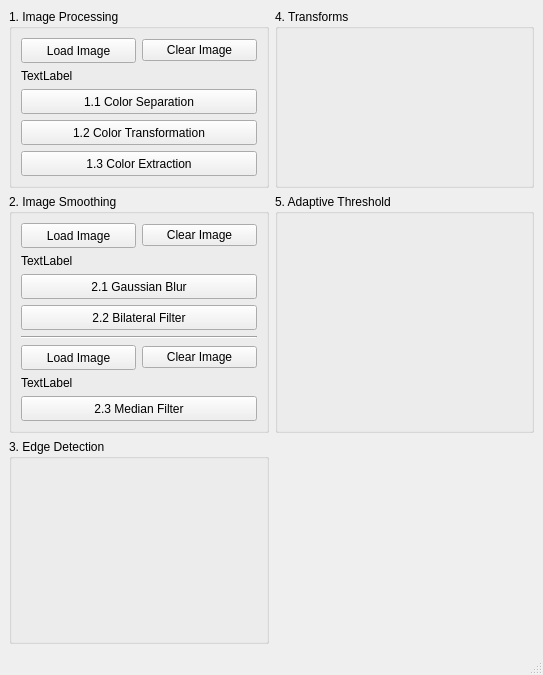
Before: the Qt Designer form hw1.ui in cweiting731/OpenCV_simple, drawn with Qt 5.
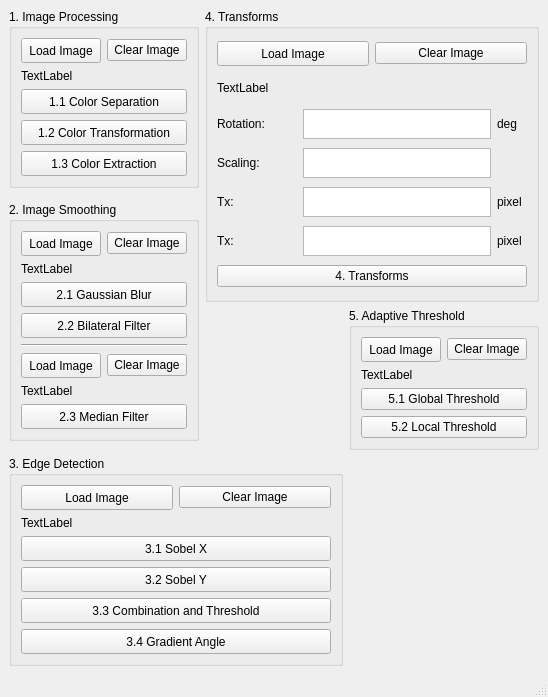
After: the same form once the commit is applied.

```diff
--- a/hw1.ui
+++ b/hw1.ui
@@ -6,8 +6,8 @@
    <rect>
     <x>0</x>
     <y>0</y>
-    <width>543</width>
-    <height>675</height>
+    <width>548</width>
+    <height>697</height>
    </rect>
   </property>
   <property name="windowTitle">
@@ -118,7 +118,253 @@
       </layout>
      </widget>
     </item>
-    <item row="1" column="0">
+    <item row="0" column="1" rowspan="2" colspan="2">
+     <widget class="QGroupBox" name="groupBox_4">
+      <property name="title">
+       <string>4. Transforms</string>
+      </property>
+      <layout class="QVBoxLayout" name="verticalLayout_4">
+       <item>
+        <layout class="QHBoxLayout" name="horizontalLayout_6">
+         <property name="sizeConstraint">
+          <enum>QLayout::SetMinimumSize</enum>
+         </property>
+         <item>
+          <widget class="QPushButton" name="btn_four_load_image">
+           <property name="minimumSize">
+            <size>
+             <width>0</width>
+             <height>25</height>
+            </size>
+           </property>
+           <property name="text">
+            <string>Load Image</string>
+           </property>
+          </widget>
+         </item>
+         <item>
+          <widget class="QPushButton" name="btn_four_clear_image">
+           <property name="text">
+            <string>Clear Image</string>
+           </property>
+          </widget>
+         </item>
+        </layout>
+       </item>
+       <item>
+        <widget class="QLabel" name="label_four_image">
+         <property name="minimumSize">
+          <size>
+           <width>0</width>
+           <height>0</height>
+          </size>
+         </property>
+         <property name="maximumSize">
+          <size>
+           <width>16777215</width>
+           <height>25</height>
+          </size>
+         </property>
+         <property name="text">
+          <string>TextLabel</string>
+         </property>
+        </widget>
+       </item>
+       <item>
+        <layout class="QHBoxLayout" name="horizontalLayout">
+         <item>
+          <widget class="QLabel" name="label_rotation">
+           <property name="minimumSize">
+            <size>
+             <width>80</width>
+             <height>0</height>
+            </size>
+           </property>
+           <property name="text">
+            <string>Rotation:</string>
+           </property>
+          </widget>
+         </item>
+         <item>
+          <widget class="QTextBrowser" name="txt_rotation">
+           <property name="maximumSize">
+            <size>
+             <width>16777215</width>
+             <height>30</height>
+            </size>
+           </property>
+          </widget>
+         </item>
+         <item>
+          <widget class="QLabel" name="label_deg">
+           <property name="sizePolicy">
+            <sizepolicy hsizetype="Fixed" vsizetype="Preferred">
+             <horstretch>0</horstretch>
+             <verstretch>0</verstretch>
+            </sizepolicy>
+           </property>
+           <property name="minimumSize">
+            <size>
+             <width>30</width>
+             <height>0</height>
+            </size>
+           </property>
+           <property name="text">
+            <string>deg</string>
+           </property>
+          </widget>
+         </item>
+        </layout>
+       </item>
+       <item>
+        <layout class="QHBoxLayout" name="horizontalLayout_7">
+         <item>
+          <widget class="QLabel" name="label_scaling">
+           <property name="minimumSize">
+            <size>
+             <width>80</width>
+             <height>0</height>
+            </size>
+           </property>
+           <property name="text">
+            <string>Scaling:</string>
+           </property>
+          </widget>
+         </item>
+         <item>
+          <widget class="QTextBrowser" name="txt_scaling">
+           <property name="maximumSize">
+            <size>
+             <width>16777215</width>
+             <height>30</height>
+            </size>
+           </property>
+          </widget>
+         </item>
+         <item>
+          <widget class="QLabel" name="label_blank">
+           <property name="sizePolicy">
+            <sizepolicy hsizetype="Fixed" vsizetype="Preferred">
+             <horstretch>0</horstretch>
+             <verstretch>0</verstretch>
+            </sizepolicy>
+           </property>
+           <property name="minimumSize">
+            <size>
+             <width>30</width>
+             <height>0</height>
+            </size>
+           </property>
+           <property name="text">
+            <string/>
+           </property>
+          </widget>
+         </item>
+        </layout>
+       </item>
+       <item>
+        <layout class="QHBoxLayout" name="horizontalLayout_8">
+         <item>
+          <widget class="QLabel" name="label_tx">
+           <property name="minimumSize">
+            <size>
+             <width>80</width>
+             <height>0</height>
+            </size>
+           </property>
+           <property name="text">
+            <string>Tx:</string>
+           </property>
+          </widget>
+         </item>
+         <item>
+          <widget class="QTextBrowser" name="txt_tx">
+           <property name="maximumSize">
+            <size>
+             <width>16777215</width>
+             <height>30</height>
+            </size>
+           </property>
+          </widget>
+         </item>
+         <item>
+          <widget class="QLabel" name="label_pixel_1">
+           <property name="sizePolicy">
+            <sizepolicy hsizetype="Fixed" vsizetype="Preferred">
+             <horstretch>0</horstretch>
+             <verstretch>0</verstretch>
+            </sizepolicy>
+           </property>
+           <property name="minimumSize">
+            <size>
+             <width>30</width>
+             <height>0</height>
+            </size>
+           </property>
+           <property name="text">
+            <string>pixel</string>
+           </property>
+          </widget>
+         </item>
+        </layout>
+       </item>
+       <item>
+        <layout class="QHBoxLayout" name="horizontalLayout_9">
+         <item>
+          <widget class="QLabel" name="label_ty">
+           <property name="minimumSize">
+            <size>
+             <width>80</width>
+             <height>0</height>
+            </size>
+           </property>
+           <property name="text">
+            <string>Tx:</string>
+           </property>
+          </widget>
+         </item>
+         <item>
+          <widget class="QTextBrowser" name="txt_ty">
+           <property name="maximumSize">
+            <size>
+             <width>16777215</width>
+             <height>30</height>
+            </size>
+           </property>
+          </widget>
+         </item>
+         <item>
+          <widget class="QLabel" name="label_pixel_2">
+           <property name="sizePolicy">
+            <sizepolicy hsizetype="Fixed" vsizetype="Preferred">
+             <horstretch>0</horstretch>
+             <verstretch>0</verstretch>
+            </sizepolicy>
+           </property>
+           <property name="minimumSize">
+            <size>
+             <width>30</width>
+             <height>0</height>
+            </size>
+           </property>
+           <property name="text">
+            <string>pixel</string>
+           </property>
+          </widget>
+         </item>
+        </layout>
+       </item>
+       <item>
+        <widget class="QPushButton" name="btn_transforms">
+         <property name="text">
+          <string>4. Transforms</string>
+         </property>
+        </widget>
+       </item>
+      </layout>
+     </widget>
+    </item>
+    <item row="1" column="0" rowspan="2">
      <widget class="QGroupBox" name="groupBox_2">
       <property name="sizePolicy">
        <sizepolicy hsizetype="Preferred" vsizetype="Fixed">
@@ -271,25 +517,186 @@
       </layout>
      </widget>
     </item>
-    <item row="0" column="1">
-     <widget class="QGroupBox" name="groupBox_4">
-      <property name="title">
-       <string>4. Transforms</string>
-      </property>
-     </widget>
-    </item>
-    <item row="2" column="0">
+    <item row="3" column="0" colspan="2">
      <widget class="QGroupBox" name="groupBox_3">
+      <property name="sizePolicy">
+       <sizepolicy hsizetype="Preferred" vsizetype="Fixed">
+        <horstretch>0</horstretch>
+        <verstretch>0</verstretch>
+       </sizepolicy>
+      </property>
       <property name="title">
        <string>3. Edge Detection</string>
       </property>
+      <layout class="QVBoxLayout" name="verticalLayout_2">
+       <item>
+        <layout class="QHBoxLayout" name="horizontalLayout_5">
+         <property name="sizeConstraint">
+          <enum>QLayout::SetMinimumSize</enum>
+         </property>
+         <item>
+          <widget class="QPushButton" name="btn_three_load_image">
+           <property name="minimumSize">
+            <size>
+             <width>0</width>
+             <height>25</height>
+            </size>
+           </property>
+           <property name="text">
+            <string>Load Image</string>
+           </property>
+          </widget>
+         </item>
+         <item>
+          <widget class="QPushButton" name="btn_three_clear_image">
+           <property name="text">
+            <string>Clear Image</string>
+           </property>
+          </widget>
+         </item>
+        </layout>
+       </item>
+       <item>
+        <widget class="QLabel" name="label_three_image">
+         <property name="minimumSize">
+          <size>
+           <width>0</width>
+           <height>0</height>
+          </size>
+         </property>
+         <property name="maximumSize">
+          <size>
+           <width>16777215</width>
+           <height>25</height>
+          </size>
+         </property>
+         <property name="text">
+          <string>TextLabel</string>
+         </property>
+        </widget>
+       </item>
+       <item>
+        <widget class="QPushButton" name="btn_sobel_x">
+         <property name="minimumSize">
+          <size>
+           <width>0</width>
+           <height>25</height>
+          </size>
+         </property>
+         <property name="text">
+          <string>3.1 Sobel X</string>
+         </property>
+        </widget>
+       </item>
+       <item>
+        <widget class="QPushButton" name="btn_sobel_y">
+         <property name="minimumSize">
+          <size>
+           <width>0</width>
+           <height>25</height>
+          </size>
+         </property>
+         <property name="text">
+          <string>3.2 Sobel Y</string>
+         </property>
+        </widget>
+       </item>
+       <item>
+        <widget class="QPushButton" name="btn_combination_and_threshold">
+         <property name="minimumSize">
+          <size>
+           <width>0</width>
+           <height>25</height>
+          </size>
+         </property>
+         <property name="text">
+          <string>3.3 Combination and Threshold</string>
+         </property>
+        </widget>
+       </item>
+       <item>
+        <widget class="QPushButton" name="btn_gradient_angle">
+         <property name="minimumSize">
+          <size>
+           <width>0</width>
+           <height>25</height>
+          </size>
+         </property>
+         <property name="text">
+          <string>3.4 Gradient Angle</string>
+         </property>
+        </widget>
+       </item>
+      </layout>
      </widget>
     </item>
-    <item row="1" column="1">
+    <item row="2" column="2">
      <widget class="QGroupBox" name="groupBox_5">
       <property name="title">
        <string>5. Adaptive Threshold</string>
       </property>
+      <layout class="QVBoxLayout" name="verticalLayout_5">
+       <item>
+        <layout class="QHBoxLayout" name="horizontalLayout_10">
+         <property name="sizeConstraint">
+          <enum>QLayout::SetMinimumSize</enum>
+         </property>
+         <item>
+          <widget class="QPushButton" name="btn_five_load_image">
+           <property name="minimumSize">
+            <size>
+             <width>0</width>
+             <height>25</height>
+            </size>
+           </property>
+           <property name="text">
+            <string>Load Image</string>
+           </property>
+          </widget>
+         </item>
+         <item>
+          <widget class="QPushButton" name="btn_five_clear_image">
+           <property name="text">
+            <string>Clear Image</string>
+           </property>
+          </widget>
+         </item>
+        </layout>
+       </item>
+       <item>
+        <widget class="QLabel" name="label_five_image">
+         <property name="minimumSize">
+          <size>
+           <width>0</width>
+           <height>0</height>
+          </size>
+         </property>
+         <property name="maximumSize">
+          <size>
+           <width>16777215</width>
+           <height>25</height>
+          </size>
+         </property>
+         <property name="text">
+          <string>TextLabel</string>
+         </property>
+        </widget>
+       </item>
+       <item>
+        <widget class="QPushButton" name="btn_global_threshold">
+         <property name="text">
+          <string>5.1 Global Threshold</string>
+         </property>
+        </widget>
+       </item>
+       <item>
+        <widget class="QPushButton" name="btn_local_threshold">
+         <property name="text">
+          <string>5.2 Local Threshold</string>
+         </property>
+        </widget>
+       </item>
+      </layout>
      </widget>
     </item>
    </layout>
```
Left out of the diff: 2 changed lines with no effect on the pictures.
